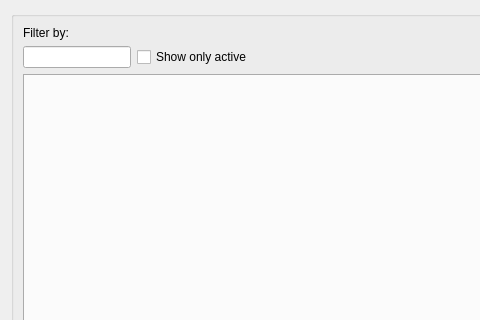
First picture: the form in core/ui/toolbars/epa/nonvisual_manager.ui, repository Giswater/giswater_qgis_plugin, before the edit; both pictures show x 0 to 480 and y 0 to 320 of the 870 by 704 pixel window.
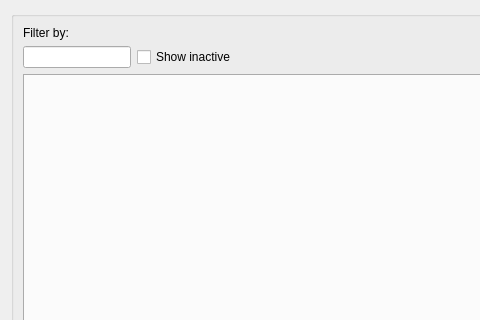
Second picture: the form after the edit.

Commit message: rollback nonvisual, to show or hide non active records

```diff
--- a/core/ui/toolbars/epa/nonvisual_manager.ui
+++ b/core/ui/toolbars/epa/nonvisual_manager.ui
@@ -150,7 +150,7 @@
          </size>
         </property>
         <property name="text">
-         <string>Show only active</string>
+         <string>Show inactive</string>
         </property>
        </widget>
       </item>
```
The commit also changes 1 other file.
